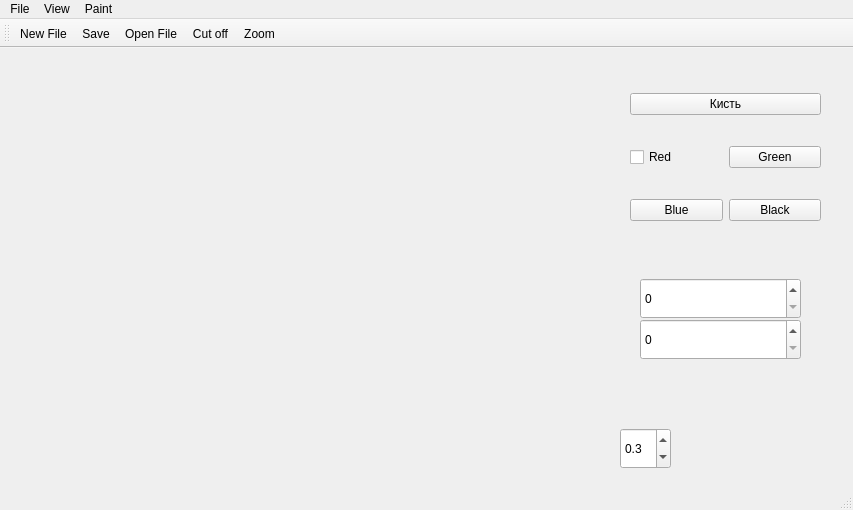
This is mainwindow.ui in Kasyanov-Igor/Photoshop as Qt 5 draws it before an edit. The edited form follows.
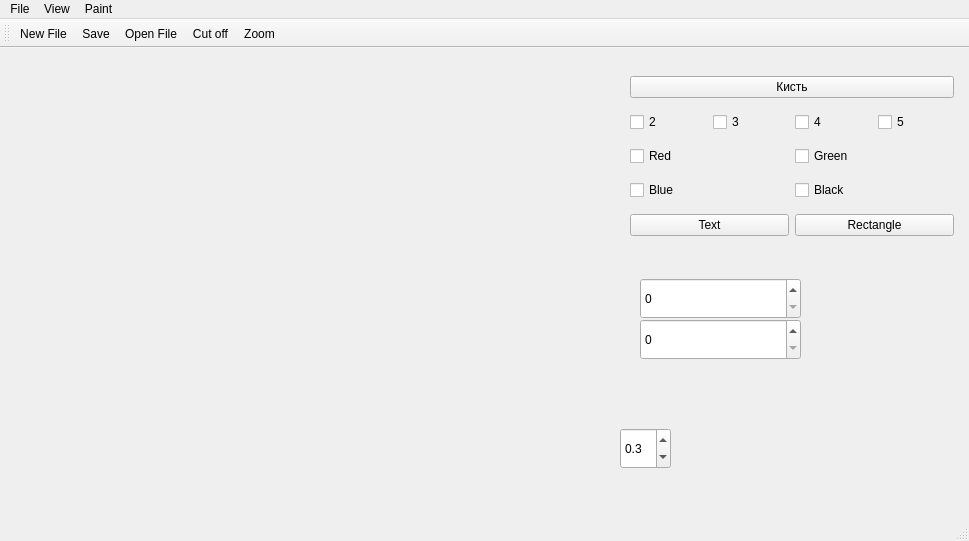
This is the edited form. Icons and pictures are not drawn.

What changed in the file:
```diff
--- a/mainwindow.ui
+++ b/mainwindow.ui
@@ -9,8 +9,8 @@
    <rect>
     <x>0</x>
     <y>0</y>
-    <width>853</width>
-    <height>510</height>
+    <width>969</width>
+    <height>541</height>
    </rect>
   </property>
   <property name="windowTitle">
@@ -104,26 +104,13 @@
      <rect>
       <x>630</x>
       <y>20</y>
-      <width>191</width>
+      <width>324</width>
       <height>181</height>
      </rect>
     </property>
     <layout class="QGridLayout" name="gridLayout">
-     <item row="3" column="0">
-      <widget class="QPushButton" name="But_blue">
-       <property name="enabled">
-        <bool>true</bool>
-       </property>
-       <property name="autoFillBackground">
-        <bool>false</bool>
-       </property>
-       <property name="text">
-        <string>Blue</string>
-       </property>
-      </widget>
-     </item>
-     <item row="1" column="1">
-      <widget class="QPushButton" name="But_green">
+     <item row="2" column="2" colspan="2">
+      <widget class="QCheckBox" name="But_green">
        <property name="enabled">
         <bool>true</bool>
        </property>
@@ -132,24 +119,42 @@
        </property>
       </widget>
      </item>
-     <item row="3" column="1">
-      <widget class="QPushButton" name="But_black">
-       <property name="enabled">
-        <bool>true</bool>
+     <item row="1" column="1">
+      <widget class="QCheckBox" name="checkBox_3">
+       <property name="text">
+        <string>3</string>
        </property>
+      </widget>
+     </item>
+     <item row="1" column="2">
+      <widget class="QCheckBox" name="checkBox_4">
        <property name="text">
-        <string>Black</string>
+        <string>4</string>
        </property>
       </widget>
      </item>
-     <item row="0" column="0" colspan="2">
+     <item row="1" column="3">
+      <widget class="QCheckBox" name="checkBox_5">
+       <property name="text">
+        <string>5</string>
+       </property>
+      </widget>
+     </item>
+     <item row="1" column="0">
+      <widget class="QCheckBox" name="checkBox_2">
+       <property name="text">
+        <string>2</string>
+       </property>
+      </widget>
+     </item>
+     <item row="0" column="0" colspan="4">
       <widget class="QPushButton" name="pushButton">
        <property name="text">
         <string>Кисть</string>
        </property>
       </widget>
      </item>
-     <item row="1" column="0">
+     <item row="2" column="0" colspan="2">
       <widget class="QCheckBox" name="But_red">
        <property name="enabled">
         <bool>true</bool>
@@ -159,6 +164,43 @@
        </property>
       </widget>
      </item>
+     <item row="4" column="2" colspan="2">
+      <widget class="QCheckBox" name="But_black">
+       <property name="enabled">
+        <bool>true</bool>
+       </property>
+       <property name="text">
+        <string>Black</string>
+       </property>
+      </widget>
+     </item>
+     <item row="4" column="0" colspan="2">
+      <widget class="QCheckBox" name="But_blue">
+       <property name="enabled">
+        <bool>true</bool>
+       </property>
+       <property name="autoFillBackground">
+        <bool>false</bool>
+       </property>
+       <property name="text">
+        <string>Blue</string>
+       </property>
+      </widget>
+     </item>
+     <item row="5" column="0" colspan="2">
+      <widget class="QPushButton" name="pushButton_Text">
+       <property name="text">
+        <string>Text</string>
+       </property>
+      </widget>
+     </item>
+     <item row="5" column="2" colspan="2">
+      <widget class="QPushButton" name="pushButton_Rectangle">
+       <property name="text">
+        <string>Rectangle</string>
+       </property>
+      </widget>
+     </item>
     </layout>
    </widget>
   </widget>
@@ -167,7 +209,7 @@
     <rect>
      <x>0</x>
      <y>0</y>
-     <width>853</width>
+     <width>969</width>
      <height>22</height>
     </rect>
    </property>
```
Left out of the diff: 9 changed lines with no effect on the pictures.
